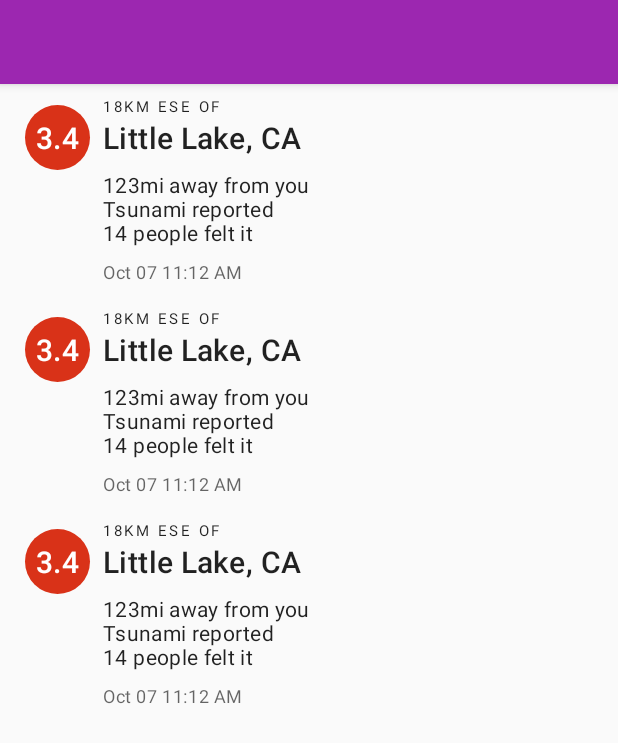
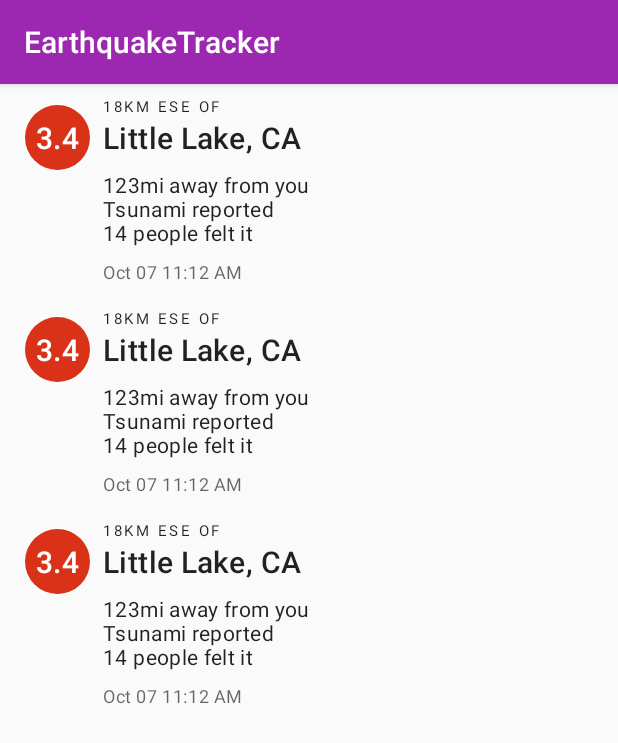
Before and after one commit to rohan-kadkol/EarthquakeTracker, an Android app: the layout activity_main.xml on its own in the app's theme, with its tools: preview values and no code run, on a phone screen of 412 x 824 dp. Shown: the top 743 px of the screen. Run offline under Robolectric (Android 15) with nearby library versions, the phone set to English and light mode, and no system bars.

Commit message:
Plain color background for earthquake item. BottomSheet not implemented. Should remove unused scrims and earthquake pojo attributes

```diff
--- a/app/src/main/java/com/rohan/earthquaketracker/EarthquakeDetail.java
+++ b/app/src/main/java/com/rohan/earthquaketracker/EarthquakeDetail.java
@@ -74,7 +74,6 @@ public class EarthquakeDetail extends AppCompatActivity {
 
         loadToolbar();
         loadDetails();
-
         loadMapImage();
     }
 
@@ -114,12 +113,14 @@ public class EarthquakeDetail extends AppCompatActivity {
         String magnitude = StringUtils.getFormattedMagnitude(mEarthquake.getProperties().getMagnitude());
         String[] location = StringUtils.getFormattedLocation(mEarthquake.getProperties().getPlace());
         int magBackground = mEarthquake.getProperties().getMagnitudeBackground();
+        int rootBackground = mEarthquake.getProperties().getRootBackground();
         String time = StringUtils.getFormattedDate(mEarthquake.getProperties().getTime() * 1000L);
 
         tvMagnitude.setText(magnitude);
         tvLocation1.setText(location[0]);
         tvLocation2.setText(location[1]);
         ivMagBackground.setColorFilter(ContextCompat.getColor(ivMagBackground.getContext(), magBackground));
+        appBarLayout.setBackgroundColor(ContextCompat.getColor(ivMagBackground.getContext(), rootBackground));
         tvTime.setText(time);
 
         toolbar.setNavigationOnClickListener(view -> finish());
--- a/app/src/main/java/com/rohan/earthquaketracker/MainActivity.java
+++ b/app/src/main/java/com/rohan/earthquaketracker/MainActivity.java
@@ -50,6 +50,8 @@ public class MainActivity extends AppCompatActivity implements EarthquakesAdapte
         viewModel.getDownloading().observe(this, downloading -> mSwipeRefreshLayout.setRefreshing(downloading));
 
         LocationRepository.initializeLocation(this);
+
+        MainRepository.downloadEarthquakes();
     }
 
     @Override
--- a/app/src/main/java/com/rohan/earthquaketracker/adapters/EarthquakesAdapter.java
+++ b/app/src/main/java/com/rohan/earthquaketracker/adapters/EarthquakesAdapter.java
@@ -99,14 +99,13 @@ public class EarthquakesAdapter extends ListAdapter<Earthquake, EarthquakesAdapt
             String[] location = StringUtils.getFormattedLocation(earthquake.getProperties().getPlace());
             int magBackgroundColorId = earthquake.getProperties().getMagnitudeBackground();
             int scrimResId = earthquake.getProperties().getScrim();
+            int rootBackgroundColorId = earthquake.getProperties().getRootBackground();
             String time = StringUtils.getFormattedDate(earthquake.getProperties().getTime() * 1000L);
 
             tvMagnitude.setText(magnitude);
             tvLocation1.setText(location[0]);
             tvLocation2.setText(location[1]);
-            if (Build.VERSION.SDK_INT >= Build.VERSION_CODES.LOLLIPOP) {
-                root.setBackground(tvBody.getContext().getDrawable(scrimResId));
-            }
+            root.setBackgroundColor(ContextCompat.getColor(ivMagBackground.getContext(), rootBackgroundColorId));
             ivMagBackground.setColorFilter(ContextCompat.getColor(ivMagBackground.getContext(), magBackgroundColorId));
             tvTime.setText(time);
 
--- a/app/src/main/java/com/rohan/earthquaketracker/pojos/Earthquake.java
+++ b/app/src/main/java/com/rohan/earthquaketracker/pojos/Earthquake.java
@@ -58,3 +58,5 @@ public class Earthquake implements Parcelable {
         parcel.writeString(mId);
     }
 }
+
+// TODO: Remove the scrim field if you're not going to use the scrim in the item root background.
--- a/app/src/main/java/com/rohan/earthquaketracker/repo/MainRepository.java
+++ b/app/src/main/java/com/rohan/earthquaketracker/repo/MainRepository.java
@@ -30,6 +30,7 @@ public class MainRepository {
         sDownloading.setValue(true);
 
         ApiMethods apiMethods = RetrofitClientInstance.getRetrofitInstance().create(ApiMethods.class);
+        apiMethods.getEarthquakes(200).cancel();
         apiMethods.getEarthquakes(200).enqueue(new Callback<ApiResponse>() {
             @Override
             public void onResponse(Call<ApiResponse> call, Response<ApiResponse> response) {
--- a/app/src/main/res/layout/activity_earthquake_detail.xml
+++ b/app/src/main/res/layout/activity_earthquake_detail.xml
@@ -9,7 +9,8 @@
     <com.google.android.material.appbar.AppBarLayout
         android:id="@+id/app_bar_layout"
         android:layout_width="match_parent"
-        android:layout_height="wrap_content">
+        android:layout_height="wrap_content"
+        android:background="@color/primary_light">
 
         <com.google.android.material.appbar.CollapsingToolbarLayout
             android:id="@+id/collapsing_toolbar"
--- a/app/src/main/res/layout/activity_main.xml
+++ b/app/src/main/res/layout/activity_main.xml
@@ -11,16 +11,11 @@
         android:layout_width="match_parent"
         android:layout_height="wrap_content">
 
-        <com.google.android.material.appbar.CollapsingToolbarLayout
-            android:layout_width="match_parent"
-            android:layout_height="wrap_content">
-
             <androidx.appcompat.widget.Toolbar
                 android:layout_width="match_parent"
-                app:title="Earthquake Tracker"
-                android:layout_height="?actionBarSize"/>
-
-        </com.google.android.material.appbar.CollapsingToolbarLayout>
+                android:layout_height="?actionBarSize"
+                app:titleTextAppearance="@style/TextAppearance.AppCompat.Widget.ActionBar.Title.Inverse"
+                app:title="@string/app_name"/>
 
     </com.google.android.material.appbar.AppBarLayout>
 
--- a/build.gradle
+++ b/build.gradle
@@ -7,7 +7,7 @@ buildscript {
 
     }
     dependencies {
-        classpath 'com.android.tools.build:gradle:3.5.2'
+        classpath 'com.android.tools.build:gradle:3.5.3'
 
         // NOTE: Do not place your application dependencies here; they belong
         // in the individual module build.gradle files
```
Also changed, not shown: app/src/main/java/com/rohan/earthquaketracker/pojos/EProperties.java (+11 -0 lines), app/src/main/java/com/rohan/earthquaketracker/utils/ColorUtils.java (+42 -0 lines).
